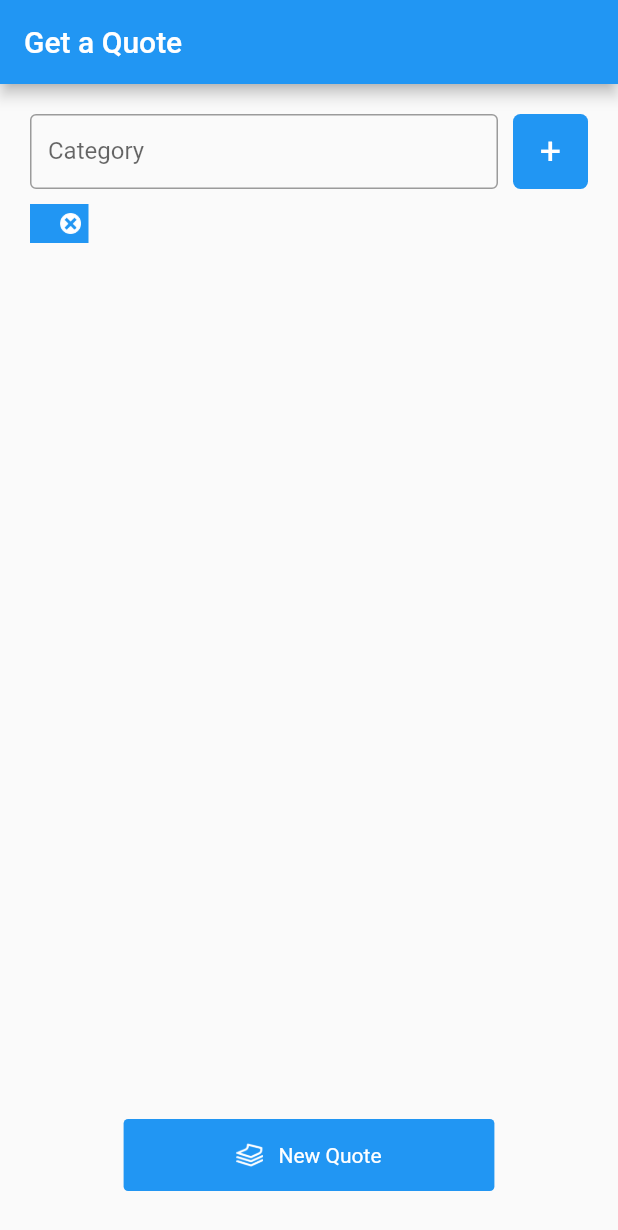
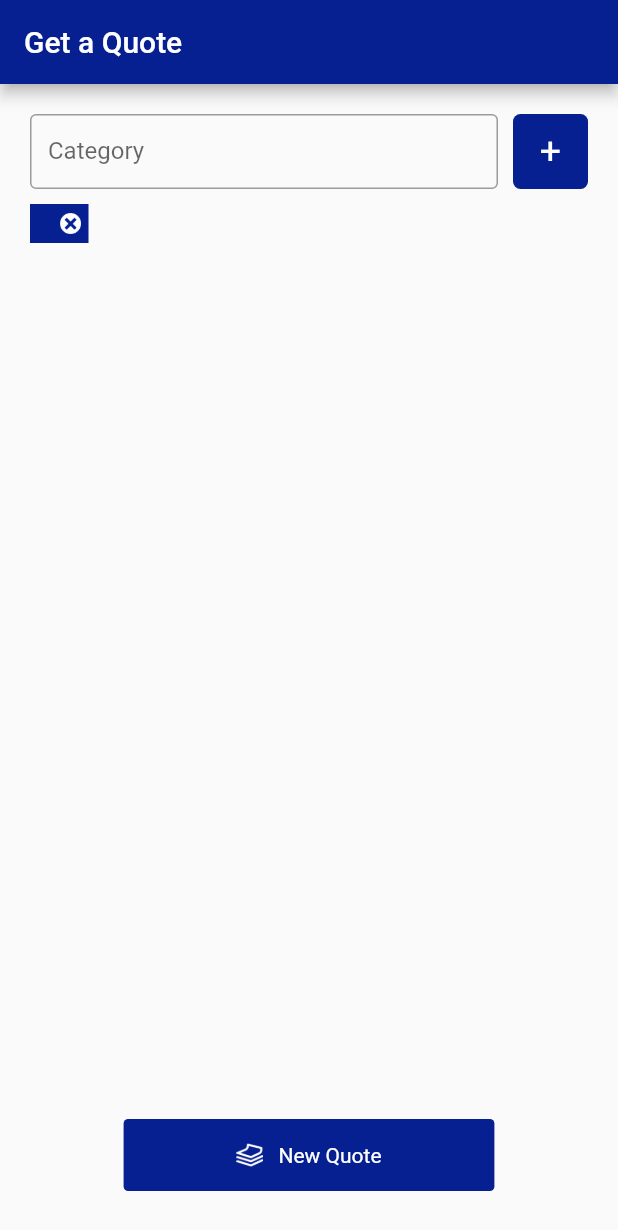
Before and after one commit to PerfectLittleMiss/fextoolkit_mobile_test, a Flutter app: the screen it shows after launch, after a tap on an icon or button, on a phone screen of 412 x 824 dp. Shown: the top 1230 px of the screen. Run offline on Flutter 3.47's test engine with Material 2 defaults, Android fonts, the phone set to English and light mode, and no system bars.

Commit message:
Updated the primary color to match the mockup

```diff
--- a/lib/main.dart
+++ b/lib/main.dart
@@ -1,10 +1,11 @@
 import 'dart:convert';
+import 'package:fextoolkit_mobile_test/styles.dart';
 import 'package:fextoolkit_mobile_test/uri_helper.dart';
 import 'package:flutter/material.dart';
 import 'package:http/http.dart' as http;
 
-import 'custom_widgets/get_quote_button.dart';
-import 'custom_widgets/plus_button.dart';
+import 'objects/get_quote_button.dart';
+import 'objects/plus_button.dart';
 import 'objects/category.dart';
 import 'objects/quote.dart';
 
@@ -18,7 +19,7 @@ class QuoteApp extends StatelessWidget {
     return MaterialApp(
       title: 'Quote App',
       theme: ThemeData(
-        primarySwatch: Colors.blue,
+        primarySwatch: Styles.materialColor,
       ),
       home: GetQuote(),
     );
@@ -37,7 +38,7 @@ class _GetQuote extends State<GetQuote> {
     return Scaffold(
       appBar: AppBar(
         title: Text('Get a Quote'),
-        backgroundColor: Colors.blue,
+        backgroundColor: Styles.primaryColor,
       ),
       body: Container(
         margin: EdgeInsets.only(top: 10, bottom: 30, left: 10, right: 10),
@@ -120,21 +121,7 @@ class _CategoriesState extends State<Categories> {
                   ),
                 ),
                 PlusButton(onTap: () {
-                  // Don't allow duplicate categories to be entered
-                  if (_categories.contains(
-                      _categoryController.text.toLowerCase().trim())) {
-                    // Notify the user the category has already been added
-                    final snackBar = SnackBar(
-                        content: Text("That category has already been added"));
-                    ScaffoldMessenger.of(context).showSnackBar(snackBar);
-                  } else {
-                    setState(() {
-                      _categories
-                          .add(_categoryController.text.toLowerCase().trim());
-
-                      UriHelper.updateCategories(_categories);
-                    });
-                  }
+                  addCategory();
                 }),
               ],
             ),
@@ -144,4 +131,20 @@ class _CategoriesState extends State<Categories> {
       ),
     );
   }
+
+  void addCategory() {
+    // Don't allow duplicate categories to be entered
+    if (_categories.contains(_categoryController.text.toLowerCase().trim())) {
+      // Notify the user the category has already been added
+      final snackBar =
+          SnackBar(content: Text("That category has already been added"));
+      ScaffoldMessenger.of(context).showSnackBar(snackBar);
+    } else {
+      setState(() {
+        _categories.add(_categoryController.text.toLowerCase().trim());
+
+        UriHelper.updateCategories(_categories);
+      });
+    }
+  }
 }
--- a/lib/objects/category.dart
+++ b/lib/objects/category.dart
@@ -1,3 +1,4 @@
+import 'package:fextoolkit_mobile_test/styles.dart';
 import 'package:flutter/material.dart';
 
 class Category extends StatelessWidget {
@@ -9,7 +10,7 @@ class Category extends StatelessWidget {
 
   Widget build(BuildContext context) {
     return Container(
-      color: Colors.blue,
+      color: Styles.primaryColor,
       margin: EdgeInsets.only(top: 10, right: 10),
       padding: EdgeInsets.all(5),
       child: Row(
--- a/lib/custom_widgets/get_quote_button.dart
+++ b/lib/objects/get_quote_button.dart
@@ -1,3 +1,4 @@
+import 'package:fextoolkit_mobile_test/styles.dart';
 import 'package:flutter/material.dart';
 
 class GetQuoteButton extends StatelessWidget {
@@ -12,7 +13,7 @@ class GetQuoteButton extends StatelessWidget {
         width: MediaQuery.of(context).size.width * 0.6,
         padding: EdgeInsets.only(top: 15, bottom: 15, left: 15, right: 15),
         decoration: BoxDecoration(
-          color: Colors.blue,
+          color: Styles.primaryColor,
           borderRadius: BorderRadius.all(Radius.circular(3)),
         ),
         child: Row(
--- a/lib/custom_widgets/plus_button.dart
+++ b/lib/objects/plus_button.dart
@@ -1,3 +1,4 @@
+import 'package:fextoolkit_mobile_test/styles.dart';
 import 'package:flutter/material.dart';
 
 class PlusButton extends StatelessWidget {
@@ -13,7 +14,7 @@ class PlusButton extends StatelessWidget {
         height: 50,
         margin: EdgeInsets.only(left: 10),
         decoration: BoxDecoration(
-          color: Colors.blue,
+          color: Styles.primaryColor,
           borderRadius: BorderRadius.all(Radius.circular(5)),
         ),
         child: Align(
--- a/lib/objects/quote.dart
+++ b/lib/objects/quote.dart
@@ -1,3 +1,4 @@
+import 'package:fextoolkit_mobile_test/styles.dart';
 import 'package:flutter/material.dart';
 
 class Quote extends StatelessWidget {
@@ -11,7 +12,7 @@ class Quote extends StatelessWidget {
       padding: EdgeInsets.only(top: 10, bottom: 10, left: 20, right: 20),
       width: MediaQuery.of(context).size.width,
       decoration: BoxDecoration(
-        border: Border.all(color: Colors.blue),
+        border: Border.all(color: Styles.primaryColor),
         borderRadius: BorderRadius.all(Radius.circular(3)),
       ),
       child: Column(
--- /dev/null
+++ b/lib/styles.dart
@@ -0,0 +1,24 @@
+import 'package:flutter/material.dart';
+
+class Styles {
+  static final Color primaryColor = hexToColor("062091");
+  static final MaterialColor materialColor =
+      new MaterialColor(0xFF062091, colorCodes);
+
+  static Map<int, Color> colorCodes = {
+    50: Color.fromRGBO(6, 32, 145, .1),
+    100: Color.fromRGBO(6, 32, 145, .2),
+    200: Color.fromRGBO(6, 32, 145, .3),
+    300: Color.fromRGBO(6, 32, 145, .4),
+    400: Color.fromRGBO(6, 32, 145, .5),
+    500: Color.fromRGBO(6, 32, 145, .6),
+    600: Color.fromRGBO(6, 32, 145, .7),
+    700: Color.fromRGBO(6, 32, 145, .8),
+    800: Color.fromRGBO(6, 32, 145, .9),
+    900: Color.fromRGBO(6, 32, 145, 1),
+  };
+
+  static Color hexToColor(String code) {
+    return Color(int.parse(code.substring(0, 6), radix: 16) + 0xFF000000);
+  }
+}
```
